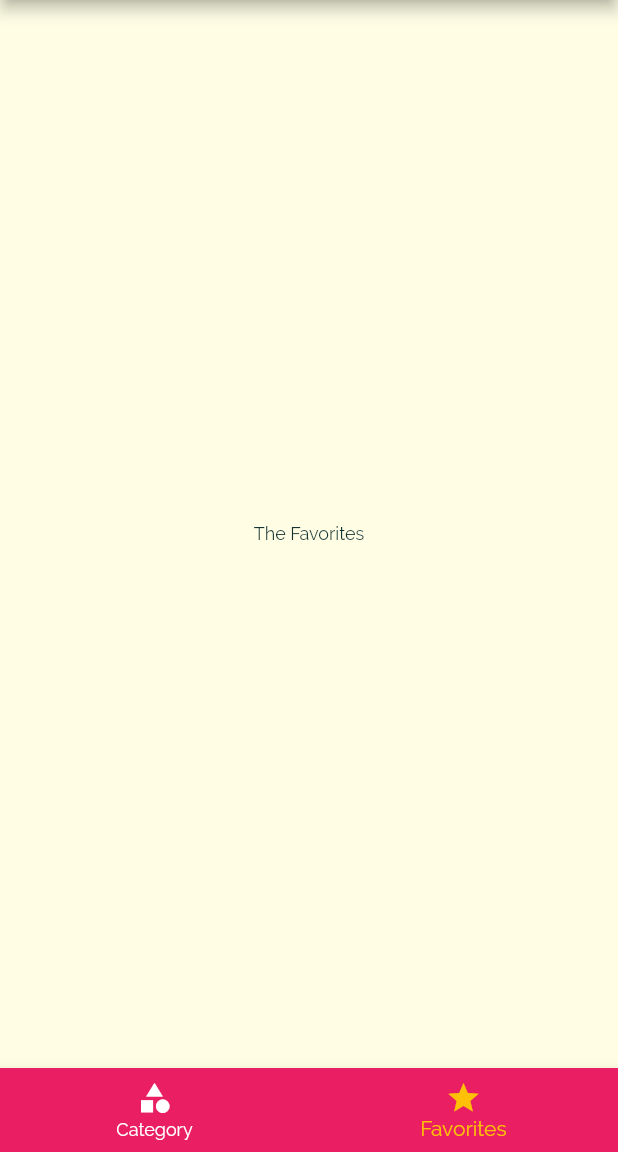
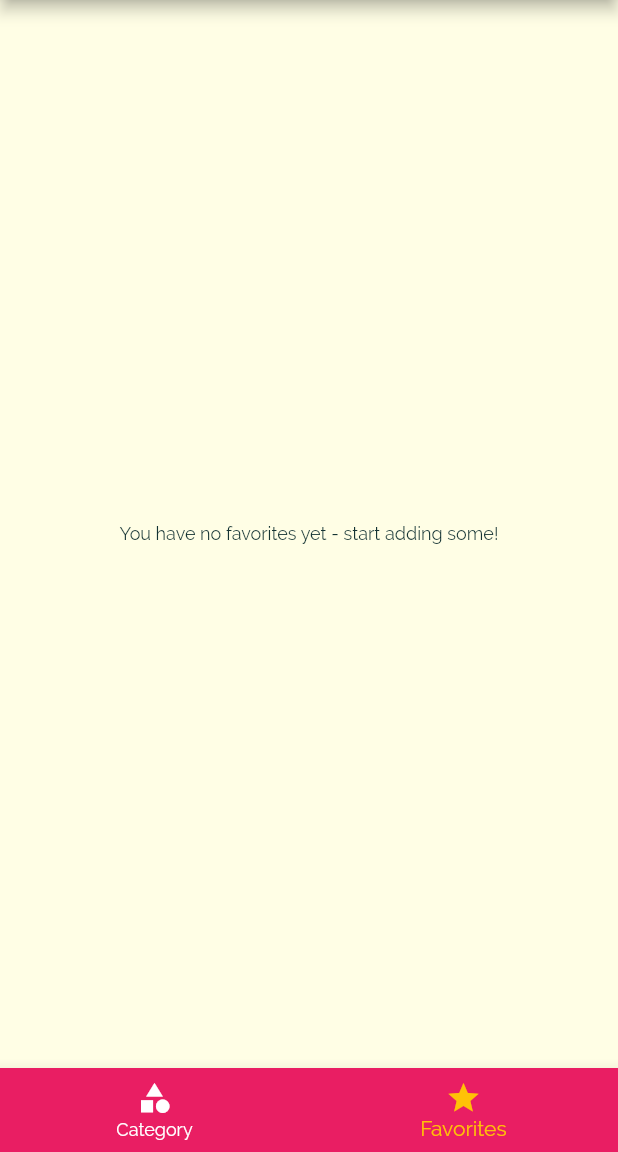
Before and after one commit to polnikovandrey/meals_app, a Flutter app: the screen it shows after launch, item 2 of the bottom bar chosen, on a phone screen of 412 x 824 dp, the part 84-1236 px from its top. Run offline on Flutter 3.47's test engine with Material 2 defaults, Android fonts, the phone set to English and light mode, and no system bars.

Commit message:
+ favorites logic ...1

```diff
--- a/lib/main.dart
+++ b/lib/main.dart
@@ -27,6 +27,7 @@ class _MyAppState extends State<MyApp> {
     'vegetarian': false,
   };
   List<Meal> _availableMeals = dummyMeals;
+  List<Meal> _favoriteMeals = [];
 
   @override
   Widget build(BuildContext context) {
@@ -62,9 +63,9 @@ class _MyAppState extends State<MyApp> {
             ),
       ),
       routes: {
-        MyApp.routeName: (ctx) => const TabsScreen(),
+        MyApp.routeName: (ctx) => TabsScreen(_favoriteMeals),
         CategoryMealsScreen.routeName: (ctx) => CategoryMealsScreen(_availableMeals),
-        MealDetailScreen.routeName: (ctx) => const MealDetailScreen(),
+        MealDetailScreen.routeName: (ctx) => MealDetailScreen(_isMealFavorite, _toggleFavorite),
         FiltersScreen.routeName: (ctx) => FiltersScreen(_filters, _setFilters),
       },
       onUnknownRoute: (settings) {
@@ -85,4 +86,18 @@ class _MyAppState extends State<MyApp> {
           .toList();
     });
   }
+
+  void _toggleFavorite(Meal meal) {
+    setState(() {
+      if (_favoriteMeals.contains(meal)) {
+        _favoriteMeals.remove(meal);
+      } else {
+        _favoriteMeals.add(meal);
+      }
+    });
+  }
+
+  bool _isMealFavorite(Meal meal) {
+    return _favoriteMeals.contains(meal);
+  }
 }
--- a/lib/screens/favorites_screen.dart
+++ b/lib/screens/favorites_screen.dart
@@ -1,12 +1,24 @@
 import 'package:flutter/material.dart';
+import 'package:meals_app/models/meal.dart';
+
+import '../widgets/meal_item.dart';
 
 class FavoritesScreen extends StatelessWidget {
-  const FavoritesScreen({Key? key}) : super(key: key);
+  final List<Meal> _favoriteMeals;
+
+  const FavoritesScreen(this._favoriteMeals, {Key? key}) : super(key: key);
 
   @override
   Widget build(BuildContext context) {
-    return const Center(
-      child: Text('The Favorites'),
-    );
+    if (_favoriteMeals.isEmpty) {
+      return const Center(
+        child: Text('You have no favorites yet - start adding some!'),
+      );
+    } else {
+      return ListView.builder(
+        itemCount: _favoriteMeals.length,
+        itemBuilder: (ctx, index) => MealItem(_favoriteMeals[index], (id) {}),
+      );
+    }
   }
 }
--- a/lib/screens/tabs_screen.dart
+++ b/lib/screens/tabs_screen.dart
@@ -1,22 +1,32 @@
 import 'package:flutter/material.dart';
+import 'package:meals_app/models/meal.dart';
 import 'package:meals_app/screens/categories_screen.dart';
 import 'package:meals_app/screens/favorites_screen.dart';
 import 'package:meals_app/widgets/main_drawer.dart';
 
 class TabsScreen extends StatefulWidget {
-  const TabsScreen({Key? key}) : super(key: key);
+  final List<Meal> _favoriteMeals;
+
+  const TabsScreen(this._favoriteMeals, {Key? key}) : super(key: key);
 
   @override
   State<TabsScreen> createState() => _TabsScreenState();
 }
 
 class _TabsScreenState extends State<TabsScreen> {
-  final List<Map<String, dynamic>> _pages = const [
-    {'page': CategoriesScreen(), 'title': 'Categories'},
-    {'page': FavoritesScreen(), 'title': 'Favorites'},
-  ];
+  List<Map<String, dynamic>> _pages = [];
 
   int _selectedPageIndex = 0;
+
+
+  @override
+  void initState() {
+    super.initState();
+    _pages = [
+      {'page': const CategoriesScreen(), 'title': 'Categories'},
+      {'page': FavoritesScreen(widget._favoriteMeals), 'title': 'Favorites'},
+    ];
+  }
 
   @override
   Widget build(BuildContext context) {
```
Also changed, not shown: lib/screens/meal_detail_screen.dart (+13 -3 lines).
